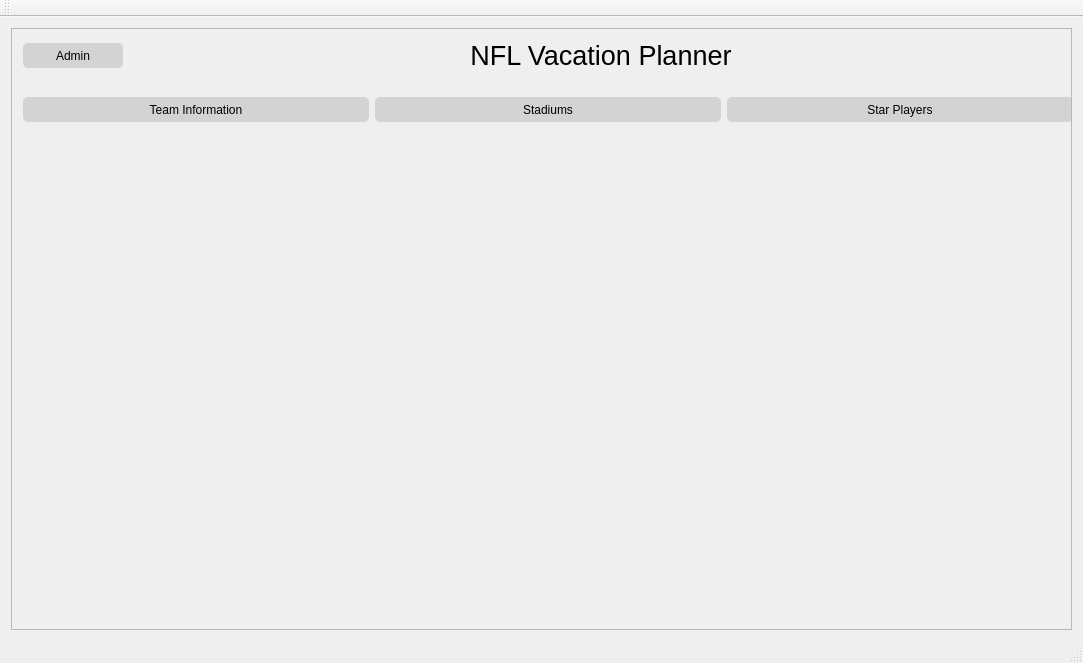
First picture: the form in mainwindow.ui, repository Cyriously1/NFLTour, before the edit.
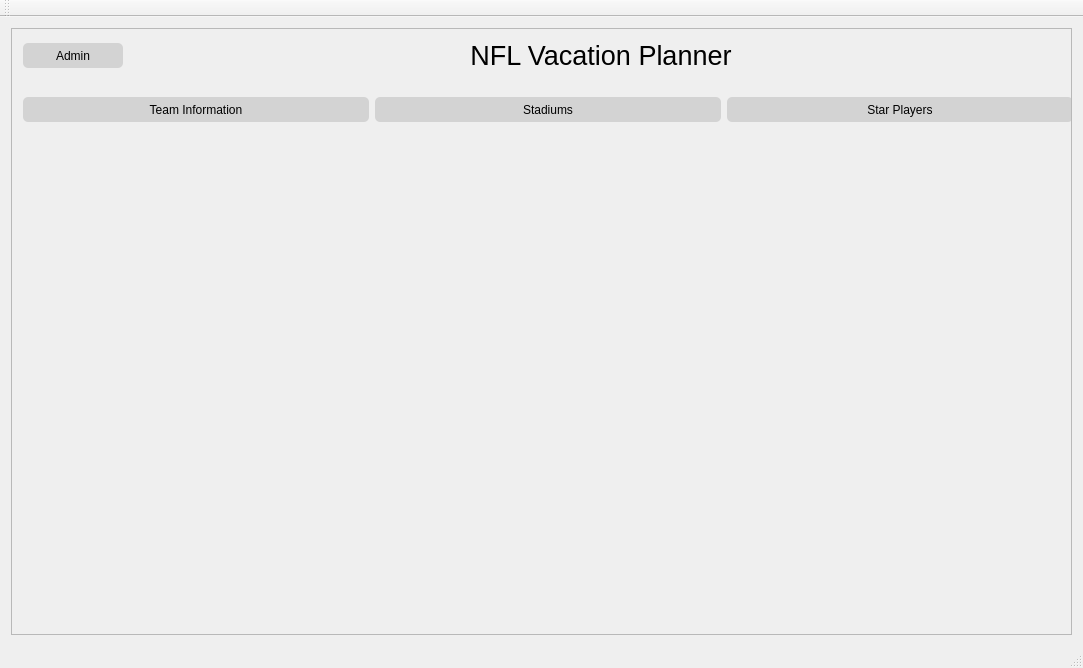
Second picture: the form after the edit. Icons and pictures are not drawn.

The edit to the form file:
```diff
--- a/mainwindow.ui
+++ b/mainwindow.ui
@@ -7,7 +7,7 @@
     <x>0</x>
     <y>0</y>
     <width>1083</width>
-    <height>663</height>
+    <height>668</height>
    </rect>
   </property>
   <property name="windowTitle">
@@ -91,7 +91,7 @@
          <x>0</x>
          <y>0</y>
          <width>1070</width>
-         <height>2054</height>
+         <height>2056</height>
         </rect>
        </property>
        <property name="styleSheet">
```
Left out of the diff: 2 changed lines with no effect on the pictures.
